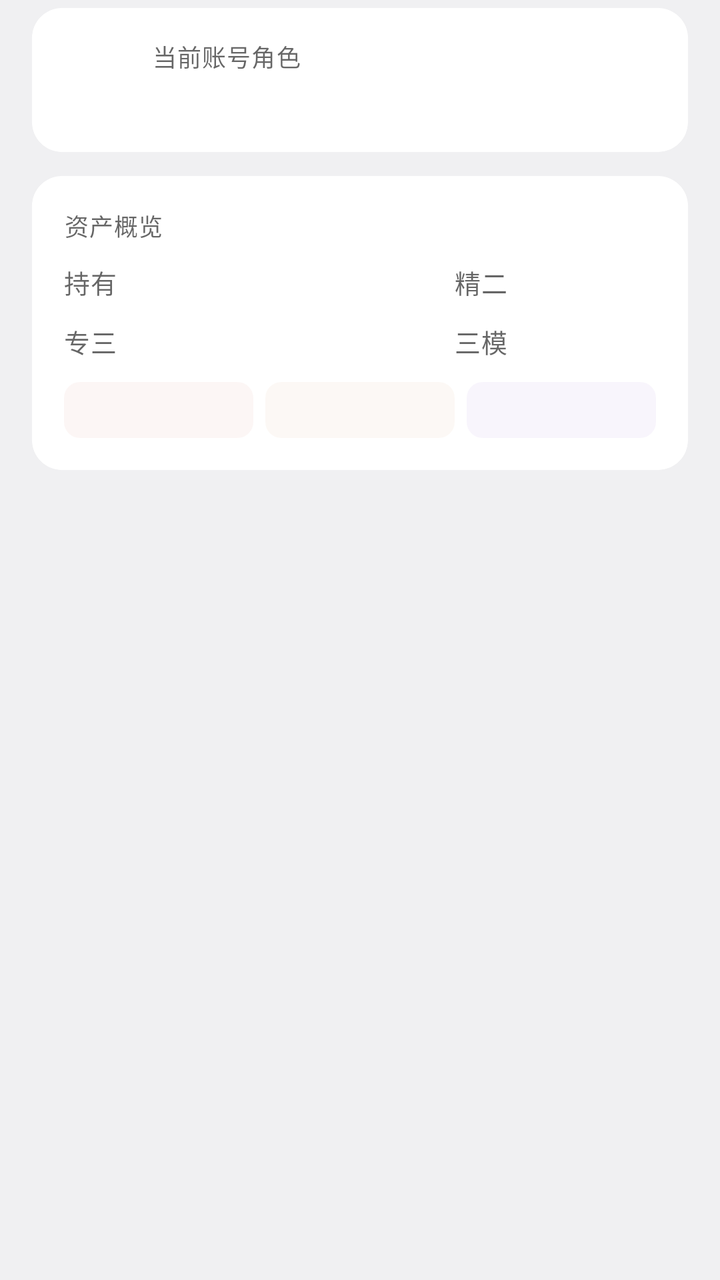
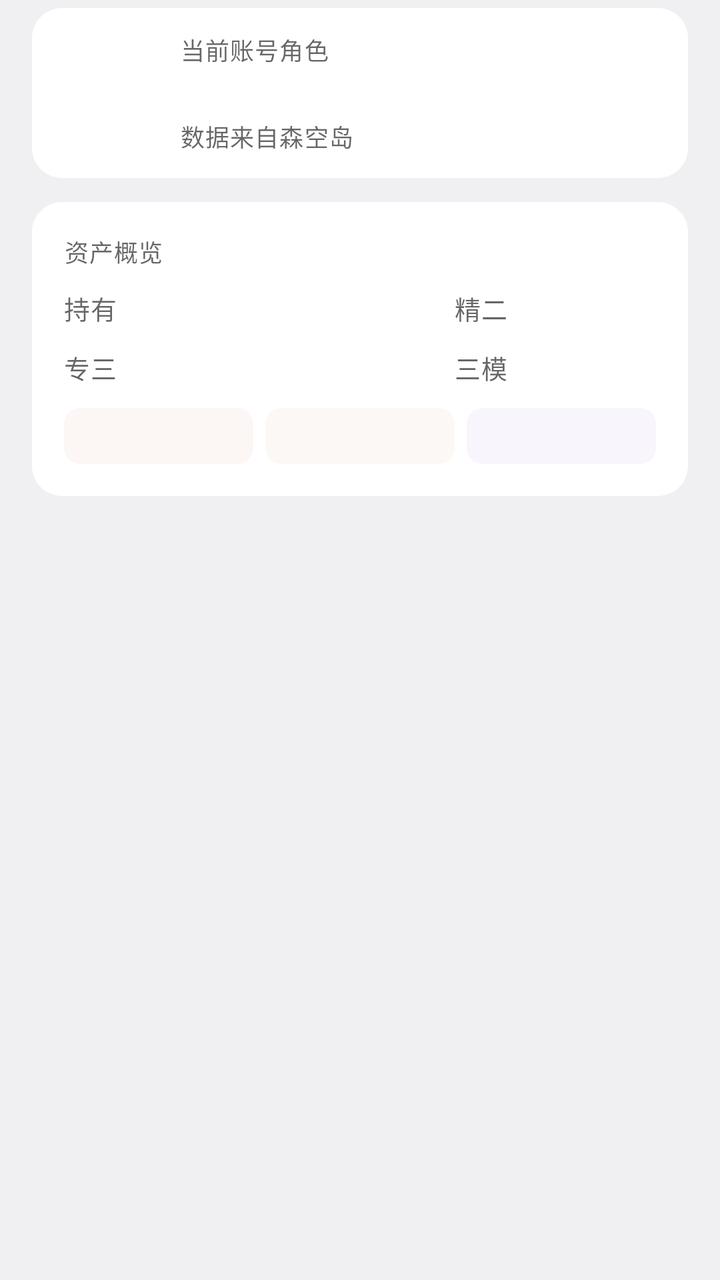

Two renders of the same Android screen: before a commit and after it. Below are the layout's source before the change and the commit's diff.
<!-- AndroidManifest.xml: application theme AppTheme -->
<!-- res/layout/item_char_header.xml -->
<?xml version="1.0" encoding="utf-8"?>
<LinearLayout xmlns:android="http://schemas.android.com/apk/res/android"
    xmlns:app="http://schemas.android.com/apk/res-auto"
    android:layout_width="match_parent"
    android:layout_height="wrap_content"
    android:orientation="vertical">

    <com.google.android.material.card.MaterialCardView
        style="@style/CardViewContent"
        android:layout_marginTop="4dp"
        android:layout_marginBottom="12dp"
        android:clickable="false"
        android:focusable="false">

        <LinearLayout
            android:layout_width="match_parent"
            android:layout_height="wrap_content"
            android:gravity="center_vertical"
            android:minHeight="72dp"
            android:orientation="horizontal"
            android:paddingStart="16dp"
            android:paddingTop="12dp"
            android:paddingEnd="16dp"
            android:paddingBottom="12dp">

            <com.google.android.material.imageview.ShapeableImageView
                android:id="@+id/AccountIcon"
                android:layout_width="30dp"
                android:layout_height="30dp"
                android:contentDescription="@null"
                android:scaleType="centerCrop"
                app:shapeAppearanceOverlay="@style/RoundedImageView" />

            <LinearLayout
                android:layout_width="0dp"
                android:layout_height="wrap_content"
                android:layout_marginStart="14dp"
                android:layout_weight="1"
                android:orientation="vertical">

                <TextView
                    android:layout_width="wrap_content"
                    android:layout_height="wrap_content"
                    android:text="@string/current_operator_account"
                    android:textAppearance="?attr/textAppearanceCaption"
                    android:textColor="?android:attr/textColorSecondary" />

                <TextView
                    android:id="@+id/AccountNickName"
                    android:layout_width="wrap_content"
                    android:layout_height="wrap_content"
                    android:layout_marginTop="2dp"
                    android:ellipsize="end"
                    android:maxLines="1"
                    android:textAppearance="?attr/textAppearanceSubtitle1"
                    android:textColor="?android:attr/textColorPrimary"
                    android:textStyle="bold" />
            </LinearLayout>
        </LinearLayout>
    </com.google.android.material.card.MaterialCardView>

    <com.google.android.material.card.MaterialCardView
        style="@style/CardViewContent"
        android:layout_marginTop="0dp"
        android:layout_marginBottom="8dp"
        android:clickable="false"
        android:focusable="false">

        <LinearLayout
            android:layout_width="match_parent"
            android:layout_height="wrap_content"
            android:orientation="vertical"
            android:padding="16dp">

            <TextView
                android:layout_width="wrap_content"
                android:layout_height="wrap_content"
                android:text="@string/assets_overview"
                android:textAppearance="?attr/textAppearanceCaption"
                android:textColor="?android:attr/textColorSecondary" />

            <LinearLayout
                android:layout_width="match_parent"
                android:layout_height="wrap_content"
                android:layout_marginTop="8dp"
                android:orientation="horizontal">

                <TextView
                    style="@style/Widget.ArkScreen.AssetStatCell"
                    android:text="@string/assets_owned" />

                <TextView
                    android:id="@+id/TotalOwn"
                    style="@style/Widget.ArkScreen.AssetStatValue" />

                <Space
                    android:layout_width="0dp"
                    android:layout_height="1dp"
                    android:layout_weight="1" />

                <TextView
                    style="@style/Widget.ArkScreen.AssetStatCell"
                    android:text="@string/assets_e2" />

                <TextView
                    android:id="@+id/TotalE2"
                    style="@style/Widget.ArkScreen.AssetStatValue" />
            </LinearLayout>

            <LinearLayout
                android:layout_width="match_parent"
                android:layout_height="wrap_content"
                android:layout_marginTop="8dp"
                android:orientation="horizontal">

                <TextView
                    style="@style/Widget.ArkScreen.AssetStatCell"
                    android:text="@string/assets_m3" />

                <TextView
                    android:id="@+id/TotalM3"
                    style="@style/Widget.ArkScreen.AssetStatValue" />

                <Space
                    android:layout_width="0dp"
                    android:layout_height="1dp"
                    android:layout_weight="1" />

                <TextView
                    style="@style/Widget.ArkScreen.AssetStatCell"
                    android:text="@string/assets_module3_short" />

                <TextView
                    android:id="@+id/TotalModule3"
                    style="@style/Widget.ArkScreen.AssetStatValue" />
            </LinearLayout>

            <LinearLayout
                android:layout_width="match_parent"
                android:layout_height="wrap_content"
                android:layout_marginTop="10dp"
                android:orientation="horizontal">

                <TextView
                    android:id="@+id/R6Progress"
                    style="@style/Widget.ArkScreen.AssetStatChip"
                    android:layout_marginEnd="4dp"
                    android:backgroundTint="@color/rare_6_surface"
                    android:textColor="@color/rare_6" />

                <TextView
                    android:id="@+id/R5Progress"
                    style="@style/Widget.ArkScreen.AssetStatChip"
                    android:layout_marginStart="2dp"
                    android:layout_marginEnd="2dp"
                    android:backgroundTint="@color/rare_5_surface"
                    android:textColor="@color/rare_5" />

                <TextView
                    android:id="@+id/R4Progress"
                    style="@style/Widget.ArkScreen.AssetStatChip"
                    android:layout_marginStart="4dp"
                    android:backgroundTint="@color/rare_4_surface"
                    android:textColor="@color/rare_4" />
            </LinearLayout>
        </LinearLayout>
    </com.google.android.material.card.MaterialCardView>

    <com.google.android.material.card.MaterialCardView
        android:id="@+id/TableHeader"
        android:layout_width="match_parent"
        android:layout_height="36dp"
        android:layout_marginStart="12dp"
        android:layout_marginEnd="12dp"
        android:layout_marginBottom="4dp"
        android:visibility="gone"
        app:cardBackgroundColor="@color/sec_con"
        app:cardCornerRadius="10dp"
        app:cardElevation="0dp">

        <LinearLayout
            android:layout_width="match_parent"
            android:layout_height="match_parent"
            android:gravity="center_vertical"
            android:orientation="horizontal"
            android:paddingStart="4dp"
            android:paddingEnd="4dp">

            <TextView
                style="@style/Widget.ArkScreen.TableHeaderText"
                android:layout_width="0dp"
                android:layout_height="match_parent"
                android:layout_weight="1.4"
                android:gravity="center"
                android:text="干员" />

            <TextView
                style="@style/Widget.ArkScreen.TableHeaderText"
                android:layout_width="0dp"
                android:layout_height="match_parent"
                android:layout_weight="1"
                android:gravity="center"
                android:text="技能" />

            <TextView
                style="@style/Widget.ArkScreen.TableHeaderText"
                android:layout_width="0dp"
                android:layout_height="match_parent"
                android:layout_weight="0.3"
                android:gravity="center"
                android:text="信赖" />

            <TextView
                style="@style/Widget.ArkScreen.TableHeaderText"
                android:layout_width="0dp"
                android:layout_height="match_parent"
                android:layout_weight="0.8"
                android:gravity="center"
                android:text="模组" />
        </LinearLayout>
    </com.google.android.material.card.MaterialCardView>
</LinearLayout>
<!-- resources referenced by this layout -->
<resources>
  <color name="rare_4">#8959C8</color>
  <color name="rare_4_surface">#17AF8BD8</color>
  <color name="rare_5">#FF9800</color>
  <color name="rare_5_surface">#17D8B38B</color>
  <color name="rare_6">#FF2600</color>
  <color name="rare_6_surface">#17D8968B</color>
  <color name="sec_con">#DEE6EF</color>
  <string name="assets_e2">精二</string>
  <string name="assets_m3">专三</string>
  <string name="assets_module3_short">三模</string>
  <string name="assets_overview">资产概览</string>
  <string name="assets_owned">持有</string>
  <string name="current_operator_account">当前账号角色</string>
  <style name="CardViewContent" parent="Widget.MaterialComponents.CardView">
          <item name="android:layout_width">match_parent</item>
          <item name="android:layout_height">wrap_content</item>
          <item name="android:layout_marginTop">16dp</item>
          <item name="android:layout_marginStart">16dp</item>
          <item name="android:layout_marginEnd">16dp</item>
          <item name="cardCornerRadius">15dp</item>
          <item name="cardElevation">0dp</item>
  
          <item name="cardBackgroundColor">@color/white</item>
          <item name="strokeWidth">1dp</item>
  
      </style>
  <style name="RoundedImageView">
          <item name="cornerFamily">rounded</item>
          <item name="cornerSize">5dp</item>
      </style>
  <style name="Widget.ArkScreen.AssetStatCell" parent="TextAppearance.MaterialComponents.Body2">
          <item name="android:layout_width">wrap_content</item>
          <item name="android:layout_height">wrap_content</item>
          <item name="android:textColor">?android:attr/textColorSecondary</item>
          <item name="android:textSize">13sp</item>
      </style>
  <style name="Widget.ArkScreen.AssetStatValue" parent="TextAppearance.MaterialComponents.Headline6">
          <item name="android:layout_width">wrap_content</item>
          <item name="android:layout_height">wrap_content</item>
          <item name="android:layout_marginStart">10dp</item>
          <item name="android:minWidth">64dp</item>
          <item name="android:textColor">?attr/colorPrimary</item>
          <item name="android:textSize">16sp</item>
          <item name="android:textStyle">bold</item>
      </style>
  <style name="Widget.ArkScreen.TableHeaderText" parent="TextAppearance.MaterialComponents.Caption">
          <item name="android:textColor">@color/on_sec_con</item>
          <item name="android:textSize">12sp</item>
          <item name="android:textStyle">bold</item>
          <item name="android:letterSpacing">0.04</item>
      </style>
  <color name="white">#FFFFFF</color>
  <!-- drawable bg_asset_stat_chip (drawable) -->
  <?xml version="1.0" encoding="utf-8"?>
  <shape xmlns:android="http://schemas.android.com/apk/res/android"
      android:shape="rectangle">
      <solid android:color="@color/sec_con" />
      <corners android:radius="8dp" />
  </shape>
  <color name="on_sec_con">#575e71</color>
  <color name="blue_500">#2196F3</color>
  <color name="blue_600">#2879BA</color>
  <color name="day_surface">#F0F0F2</color>
  <color name="day_text_primary">#292c33</color>
  <color name="transparent">#00000000</color>
  <style name="TextAppearance.Body1" parent="TextAppearance.MaterialComponents.Body1">
      </style>
  <style name="TextAppearance.Body2" parent="TextAppearance.MaterialComponents.Body2">
      </style>
  <style name="TextAppearance.Headline4" parent="TextAppearance.MaterialComponents.Headline4">
          <item name="android:textStyle">bold</item>
      </style>
  <style name="TextAppearance.Subtitle2" parent="TextAppearance.MaterialComponents.Subtitle2">
          <item name="android:textColor">?attr/colorPrimary</item>
      </style>
  <color name="cyan_trans">#4685BDBD</color>
  <!-- unchanged entries left out for length: 2 -->
</resources>

<!-- the commit's change to res/layout/item_char_header.xml (unified diff, before → after) -->
@@ -25,8 +25,8 @@
 
             <com.google.android.material.imageview.ShapeableImageView
                 android:id="@+id/AccountIcon"
-                android:layout_width="30dp"
-                android:layout_height="30dp"
+                android:layout_width="44dp"
+                android:layout_height="44dp"
                 android:contentDescription="@null"
                 android:scaleType="centerCrop"
                 app:shapeAppearanceOverlay="@style/RoundedImageView" />
@@ -55,6 +55,14 @@
                     android:textAppearance="?attr/textAppearanceSubtitle1"
                     android:textColor="?android:attr/textColorPrimary"
                     android:textStyle="bold" />
+
+                <TextView
+                    android:layout_width="wrap_content"
+                    android:layout_height="wrap_content"
+                    android:layout_marginTop="2dp"
+                    android:text="@string/account_source_skland"
+                    android:textAppearance="?attr/textAppearanceCaption"
+                    android:textColor="?android:attr/textColorSecondary" />
             </LinearLayout>
         </LinearLayout>
     </com.google.android.material.card.MaterialCardView>
<!-- resource entries referenced after the edit -->
@@ -7,6 +7,7 @@
   <color name="rare_6">#FF2600</color>
   <color name="rare_6_surface">#17D8968B</color>
   <color name="sec_con">#DEE6EF</color>
+  <string name="account_source_skland">数据来自森空岛</string>
   <string name="assets_e2">精二</string>
   <string name="assets_m3">专三</string>
   <string name="assets_module3_short">三模</string>
@@ -16,9 +17,9 @@
   <style name="CardViewContent" parent="Widget.MaterialComponents.CardView">
           <item name="android:layout_width">match_parent</item>
           <item name="android:layout_height">wrap_content</item>
-          <item name="android:layout_marginTop">16dp</item>
-          <item name="android:layout_marginStart">16dp</item>
-          <item name="android:layout_marginEnd">16dp</item>
+          <item name="android:layout_marginTop">@dimen/card_vertical_spacing</item>
+          <item name="android:layout_marginStart">@dimen/page_horizontal_spacing</item>
+          <item name="android:layout_marginEnd">@dimen/page_horizontal_spacing</item>
           <item name="cardCornerRadius">15dp</item>
           <item name="cardElevation">0dp</item>
   
@@ -51,6 +52,8 @@
           <item name="android:textStyle">bold</item>
           <item name="android:letterSpacing">0.04</item>
       </style>
+  <dimen name="card_vertical_spacing">12dp</dimen>
+  <dimen name="page_horizontal_spacing">16dp</dimen>
   <color name="white">#FFFFFF</color>
   <!-- drawable bg_asset_stat_chip (drawable) -->
   <?xml version="1.0" encoding="utf-8"?>
